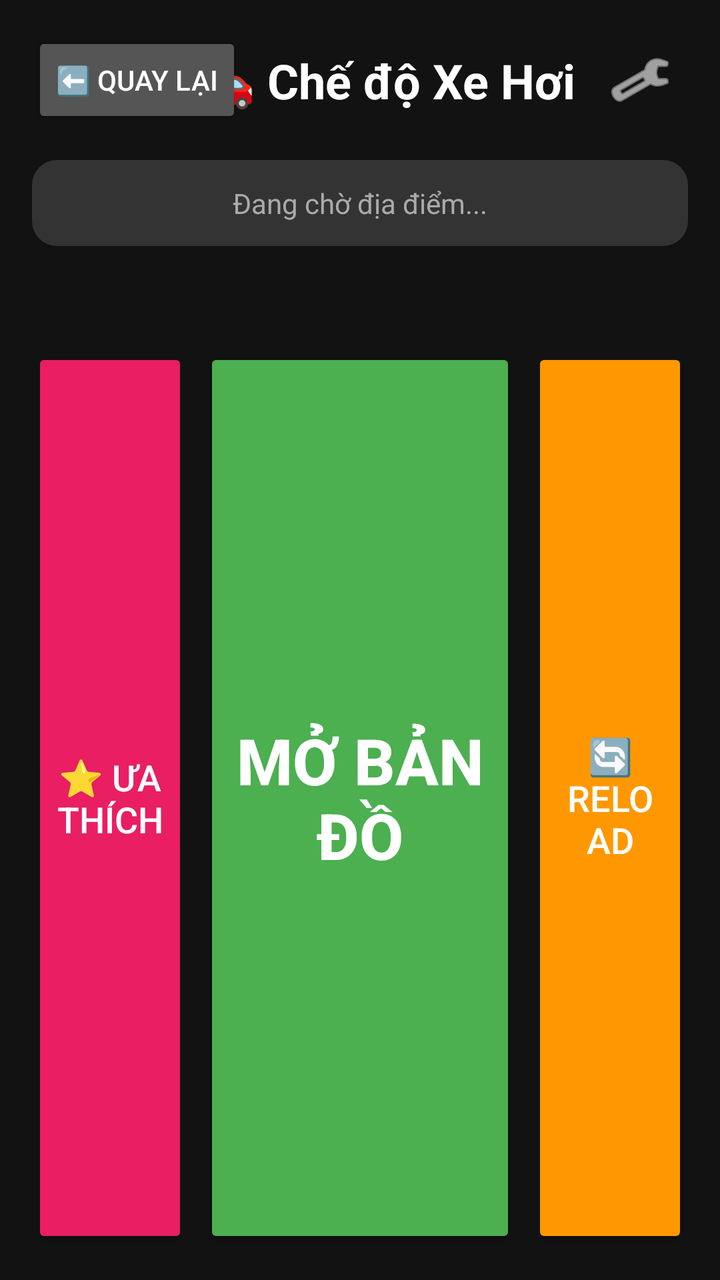
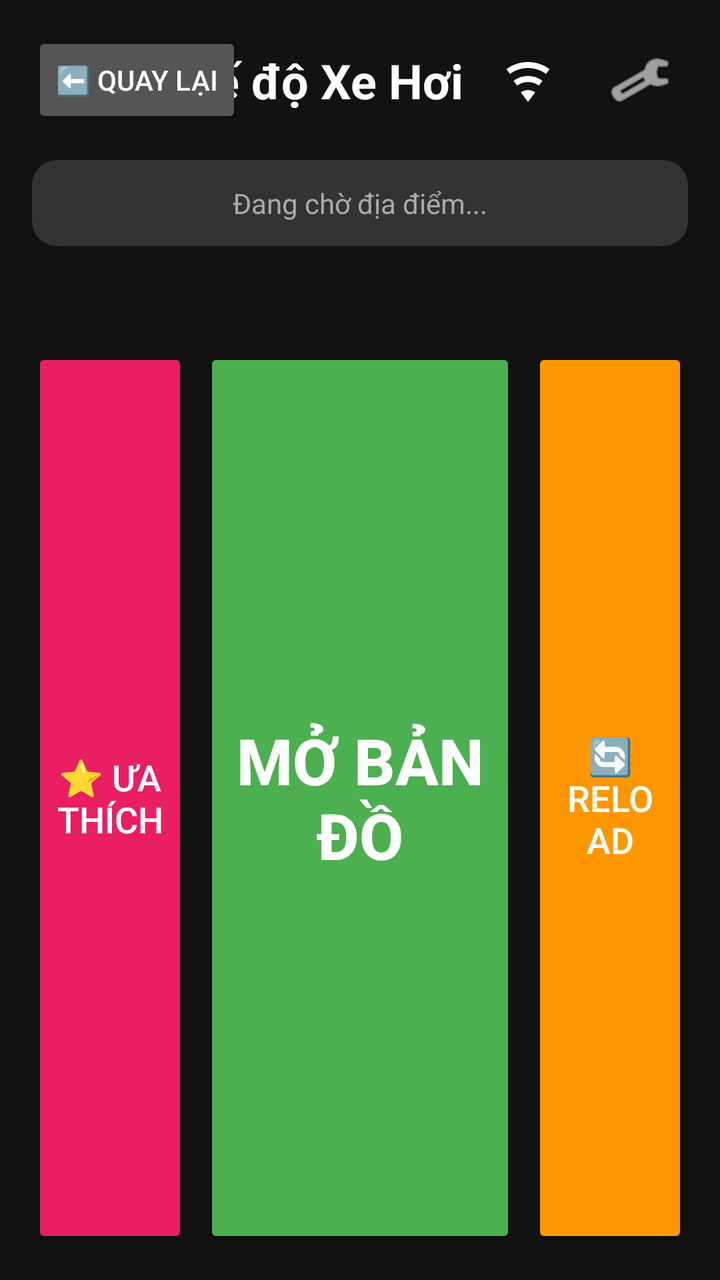

Before-and-after screenshots of an Android layout around one commit, followed by the original layout XML and the change that was made.
<!-- AndroidManifest.xml: application theme Theme.LocateShare -->
<!-- res/layout/activity_car.xml -->
<?xml version="1.0" encoding="utf-8"?>
<androidx.constraintlayout.widget.ConstraintLayout xmlns:android="http://schemas.android.com/apk/res/android"
    xmlns:app="http://schemas.android.com/apk/res-auto"
    android:layout_width="match_parent"
    android:layout_height="match_parent"
    android:background="#121212"
    android:keepScreenOn="true"
    android:padding="16dp">

    
    <Button
        android:id="@+id/btnBack"
        android:layout_width="wrap_content"
        android:layout_height="wrap_content"
        android:text="⬅️ Quay lại"
        android:backgroundTint="#555555"
        android:textColor="#FFFFFF"
        app:layout_constraintStart_toStartOf="parent"
        app:layout_constraintTop_toTopOf="parent" />

    
    <TextView
        android:id="@+id/tvTitle"
        android:layout_width="wrap_content"
        android:layout_height="wrap_content"
        android:text="🚗 Chế độ Xe Hơi"
        android:textSize="24sp"
        android:textStyle="bold"
        android:textColor="#FFFFFF"
        android:layout_marginEnd="8dp"
        app:layout_constraintEnd_toStartOf="@id/btnSettings"
        app:layout_constraintTop_toTopOf="parent"
        app:layout_constraintBottom_toBottomOf="@id/btnBack"/>

    
    <ImageButton
        android:id="@+id/btnSettings"
        android:layout_width="48dp"
        android:layout_height="48dp"
        android:src="@android:drawable/ic_menu_preferences"
        android:background="?attr/selectableItemBackgroundBorderless"
        app:tint="#FFFFFF"
        android:contentDescription="Settings"
        app:layout_constraintEnd_toEndOf="parent"
        app:layout_constraintTop_toTopOf="parent"
        app:layout_constraintBottom_toBottomOf="@id/btnBack" />

    
    <TextView
        android:id="@+id/tvLocation"
        android:layout_width="0dp"
        android:layout_height="wrap_content"
        android:text="Đang chờ địa điểm..."
        android:textSize="14sp"
        android:textColor="#AAAAAA"
        android:maxLines="1"
        android:ellipsize="end"
        android:background="@drawable/input_background"
        android:backgroundTint="#333333"
        android:padding="12dp"
        android:gravity="center"
        android:layout_marginTop="16dp"
        app:layout_constraintTop_toBottomOf="@id/btnBack"
        app:layout_constraintStart_toStartOf="parent"
        app:layout_constraintEnd_toEndOf="parent" />

    
    <TextView
        android:id="@+id/tvLocationName"
        android:layout_width="0dp"
        android:layout_height="wrap_content"
        android:text=""
        android:textSize="20sp"
        android:textStyle="bold"
        android:textColor="#FFFFFF"
        android:gravity="center"
        android:layout_marginTop="8dp"
        app:layout_constraintTop_toBottomOf="@id/tvLocation"
        app:layout_constraintStart_toStartOf="parent"
        app:layout_constraintEnd_toEndOf="parent" />

    
    <Button
        android:id="@+id/btnFavorites"
        android:layout_width="0dp"
        android:layout_height="0dp"
        android:text="⭐ Ưa thích"
        android:textSize="18sp"
        android:backgroundTint="#E91E63"
        android:textColor="#FFFFFF"
        android:layout_marginTop="16dp"
        android:layout_marginEnd="4dp"
        app:cornerRadius="12dp"
        app:layout_constraintHorizontal_weight="1"
        app:layout_constraintStart_toStartOf="parent"
        app:layout_constraintEnd_toStartOf="@id/btnOpenMap"
        app:layout_constraintBottom_toBottomOf="parent"
        app:layout_constraintTop_toBottomOf="@id/tvLocationName" />

    
    <Button
        android:id="@+id/btnOpenMap"
        android:layout_width="0dp"
        android:layout_height="0dp"
        android:text="MỞ BẢN ĐỒ"
        android:textSize="32sp"
        android:textStyle="bold"
        android:backgroundTint="#4CAF50"
        android:textColor="#FFFFFF"
        android:layout_marginTop="16dp"
        android:layout_marginStart="4dp"
        android:layout_marginEnd="4dp"
        app:cornerRadius="12dp"
        app:layout_constraintHorizontal_weight="2"
        app:layout_constraintStart_toEndOf="@id/btnFavorites"
        app:layout_constraintEnd_toStartOf="@id/btnReload"
        app:layout_constraintBottom_toBottomOf="parent"
        app:layout_constraintTop_toBottomOf="@id/tvLocationName" />

    
    <Button
        android:id="@+id/btnReload"
        android:layout_width="0dp"
        android:layout_height="0dp"
        android:text="🔄 Reload"
        android:textSize="18sp"
        android:backgroundTint="#FF9800"
        android:textColor="#FFFFFF"
        android:layout_marginTop="16dp"
        android:layout_marginStart="4dp"
        app:cornerRadius="12dp"
        app:layout_constraintHorizontal_weight="1"
        app:layout_constraintStart_toEndOf="@id/btnOpenMap"
        app:layout_constraintEnd_toEndOf="parent"
        app:layout_constraintBottom_toBottomOf="parent"
        app:layout_constraintTop_toBottomOf="@id/tvLocationName" />

</androidx.constraintlayout.widget.ConstraintLayout>
<!-- resources referenced by this layout -->
<resources>
  <!-- drawable input_background (drawable) -->
  <?xml version="1.0" encoding="utf-8"?>
  <shape xmlns:android="http://schemas.android.com/apk/res/android"
      android:shape="rectangle">
      <solid android:color="#FFFFFF"/>
      <corners android:radius="12dp"/>
      <stroke android:width="1dp" android:color="#BDBDBD"/>
      <padding android:left="16dp" android:right="16dp"/>
  </shape>
  <style name="Theme.LocateShare" parent="Base.Theme.LocateShare" />
  <style name="Base.Theme.LocateShare" parent="Theme.Material3.DayNight.NoActionBar">
          
          
      </style>
</resources>

<!-- the commit's change to res/layout/activity_car.xml (unified diff, before → after) -->
@@ -1,6 +1,8 @@
 <?xml version="1.0" encoding="utf-8"?>
 <androidx.constraintlayout.widget.ConstraintLayout xmlns:android="http://schemas.android.com/apk/res/android"
     xmlns:app="http://schemas.android.com/apk/res-auto"
+    android:id="@+id/rootCarLayout"
+    android:fitsSystemWindows="true"
     android:layout_width="match_parent"
     android:layout_height="match_parent"
     android:background="#121212"
@@ -28,9 +30,23 @@
         android:textStyle="bold"
         android:textColor="#FFFFFF"
         android:layout_marginEnd="8dp"
+        app:layout_constraintEnd_toStartOf="@id/btnWifiSettings"
+        app:layout_constraintTop_toTopOf="parent"
+        app:layout_constraintBottom_toBottomOf="@id/btnBack"/>
+
+    
+    <ImageButton
+        android:id="@+id/btnWifiSettings"
+        android:layout_width="48dp"
+        android:layout_height="48dp"
+        android:src="@drawable/ic_wifi"
+        android:background="?attr/selectableItemBackgroundBorderless"
+        app:tint="#FFFFFF"
+        android:contentDescription="Wi-Fi Settings"
+        android:layout_marginEnd="8dp"
         app:layout_constraintEnd_toStartOf="@id/btnSettings"
         app:layout_constraintTop_toTopOf="parent"
-        app:layout_constraintBottom_toBottomOf="@id/btnBack"/>
+        app:layout_constraintBottom_toBottomOf="@id/btnBack" />
 
     
     <ImageButton
<!-- resource entries referenced after the edit -->
@@ -1,5 +1,15 @@
 <!-- resources referenced by this layout -->
 <resources>
+  <!-- drawable ic_wifi (drawable) -->
+  <vector xmlns:android="http://schemas.android.com/apk/res/android"
+      android:width="24dp"
+      android:height="24dp"
+      android:viewportWidth="24"
+      android:viewportHeight="24">
+    <path
+        android:fillColor="#FFFFFF"
+        android:pathData="M12,3C7.95,3 4.21,4.34 1.2,6.6L3,9C5.46,7.11 8.58,6 12,6C15.42,6 18.54,7.11 21,9L22.8,6.6C19.79,4.34 16.05,3 12,3ZM12,10C9.3,10 6.81,10.89 4.8,12.4L6.6,14.8C8.11,13.67 9.97,13 12,13C14.03,13 15.89,13.67 17.4,14.8L19.2,12.4C17.19,10.89 14.7,10 12,10ZM12,17C10.65,17 9.4,17.45 8.4,18.2L12,23L15.6,18.2C14.6,17.45 13.35,17 12,17Z"/>
+  </vector>
   <!-- drawable input_background (drawable) -->
   <?xml version="1.0" encoding="utf-8"?>
   <shape xmlns:android="http://schemas.android.com/apk/res/android"
